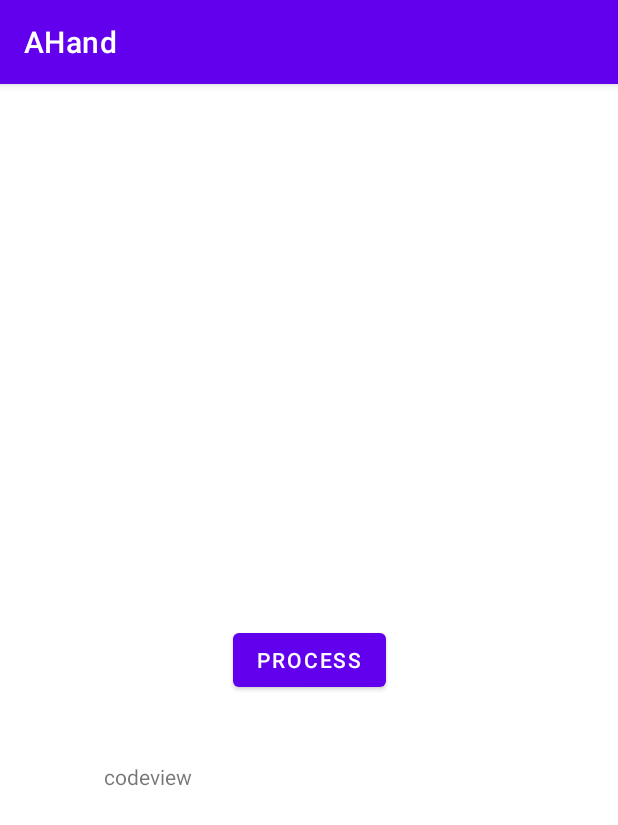
After one commit to azzidahaka/Final-Project-sem-6-, an Android app: the Scan screen opened directly, with no data from a screen before it, on a phone screen of 412 x 824 dp. The commit adds this screen. Shown: the top 825 px of the screen. Run offline under Robolectric (Android 15) with nearby library versions, the phone set to English and light mode, and no system bars; libraries missing offline, so code that uses them is left out: com.google.zxing.integration.

Commit message:
scan added

```diff
--- a/app/build.gradle
+++ b/app/build.gradle
@@ -48,6 +48,8 @@ dependencies {
     implementation platform('com.google.firebase:firebase-bom:26.1.1')
     implementation 'com.google.firebase:firebase-analytics-ktx'
     implementation 'com.google.firebase:firebase-database-ktx'
+    implementation 'com.google.zxing:core:3.3.3'
+    implementation 'com.journeyapps:zxing-android-embedded:3.2.0@aar'
     def camerax_version = "1.0.0-beta07"
 // CameraX core library using camera2 implementation
     implementation "androidx.camera:camera-camera2:$camerax_version"
--- a/app/src/main/AndroidManifest.xml
+++ b/app/src/main/AndroidManifest.xml
@@ -3,8 +3,11 @@
     package="com.example.finalproject">
 
     <uses-permission android:name="android.permission.CAMERA" />
+
     <uses-feature android:name="android.hardware.camera.autofocus" />
     <uses-feature android:name="android.hardware.camera.any" />
+
+    <uses-permission android:name="android.permission.ACCESS_NETWORK_STATE" />
 
     <application
         android:allowBackup="true"
@@ -13,7 +16,8 @@
         android:roundIcon="@mipmap/ic_launcher_round"
         android:supportsRtl="true"
         android:theme="@style/Theme.FinalProject">
-        <activity android:name=".CameraOpen"></activity>
+        <activity android:name=".Scan"></activity>
+        <activity android:name=".CameraOpen" />
 
         <meta-data
             android:name="com.google.mlkit.vision.DEPENDENCIES"
--- /dev/null
+++ b/app/src/main/java/com/example/finalproject/Scan.kt
@@ -0,0 +1,49 @@
+package com.example.finalproject
+
+import android.content.Intent
+import androidx.appcompat.app.AppCompatActivity
+import android.os.Bundle
+import android.util.Log
+import android.widget.Button
+import android.widget.TextView
+import android.widget.Toast
+import com.google.zxing.integration.android.IntentIntegrator
+
+class Scan : AppCompatActivity() {
+    lateinit var btnBarcode: Button
+    lateinit var textView: TextView
+    override fun onCreate(savedInstanceState: Bundle?) {
+        super.onCreate(savedInstanceState)
+        setContentView(R.layout.activity_scan)
+        btnBarcode = findViewById(R.id.button)
+        textView = findViewById(R.id.textView2)
+        btnBarcode.setOnClickListener {
+            val intentIntegrator = IntentIntegrator(this@Scan)
+            intentIntegrator.setBeepEnabled(false)
+            intentIntegrator.setCameraId(0)
+            intentIntegrator.setPrompt("SCAN")
+            intentIntegrator.setBarcodeImageEnabled(false)
+            intentIntegrator.initiateScan()
+        }
+    }
+
+    override fun onActivityResult(
+        requestCode: Int,
+        resultCode: Int,
+        data: Intent?
+    ) {
+        val result = IntentIntegrator.parseActivityResult(requestCode, resultCode, data)
+        if (result != null) {
+            if (result.contents == null) {
+                Toast.makeText(this, "cancelled", Toast.LENGTH_SHORT).show()
+            } else {
+                Log.d("MainActivity", "Scanned")
+                Toast.makeText(this, "Scanned -> " + result.contents, Toast.LENGTH_SHORT)
+                    .show()
+                textView.text = String.format("Scanned Result: %s", result)
+            }
+        } else {
+            super.onActivityResult(requestCode, resultCode, data)
+        }
+    }
+}
--- /dev/null
+++ b/app/src/main/res/layout/activity_scan.xml
@@ -0,0 +1,28 @@
+<?xml version="1.0" encoding="utf-8"?>
+<androidx.constraintlayout.widget.ConstraintLayout xmlns:android="http://schemas.android.com/apk/res/android"
+    xmlns:app="http://schemas.android.com/apk/res-auto"
+    xmlns:tools="http://schemas.android.com/tools"
+    android:layout_width="match_parent"
+    android:layout_height="match_parent"
+    tools:context=".Scan">
+
+    <Button
+        android:id="@+id/button"
+        android:layout_width="wrap_content"
+        android:layout_height="wrap_content"
+        android:text="@string/button1"
+        app:layout_constraintBottom_toBottomOf="parent"
+        app:layout_constraintEnd_toEndOf="parent"
+        app:layout_constraintStart_toStartOf="parent"
+        app:layout_constraintTop_toTopOf="parent" />
+
+    <TextView
+        android:id="@+id/textView2"
+        android:layout_width="273dp"
+        android:layout_height="272dp"
+        android:text="@string/code"
+        app:layout_constraintBottom_toBottomOf="parent"
+        app:layout_constraintEnd_toEndOf="parent"
+        app:layout_constraintStart_toStartOf="parent"
+        app:layout_constraintTop_toBottomOf="@+id/button" />
+</androidx.constraintlayout.widget.ConstraintLayout>
--- a/app/src/main/res/values/strings.xml
+++ b/app/src/main/res/values/strings.xml
@@ -46,5 +46,8 @@
     <string name="path_barcode" translatable="false">Barcode</string>
     <string name="path_details" translatable="false">DetailsInfo</string>
     <string name="path_qty" translatable="false">Quantity</string>
+    <string name="button1" translatable="false">process</string>
+    <string name="tut" translatable="false">Tutorial POint</string>
+    <string name="code" translatable="false">codeview</string>
 
 </resources>
```
Also changed, not shown: app/src/main/java/com/example/finalproject/CameraOpen.kt (deleted, +0 -149 lines), app/src/main/java/com/example/finalproject/EmployeeHome.kt (+7 -3 lines), app/src/main/res/layout/activity_camera_open.xml (deleted, +0 -13 lines), 1 other file.
